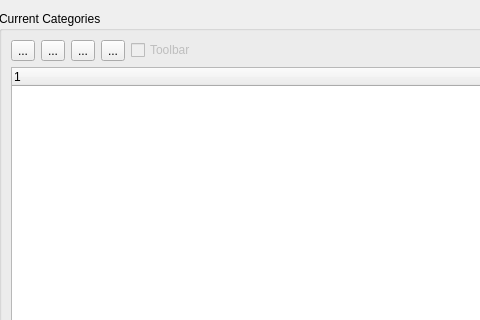
The window that Qt/ApplicationComponents/Resources/UI/pqConfigureCategoriesDialog.ui (Kitware/ParaView) describes before a commit, drawn with Qt 5; both pictures show x 133 to 613 and y 0 to 320 of the 786 by 485 pixel window.
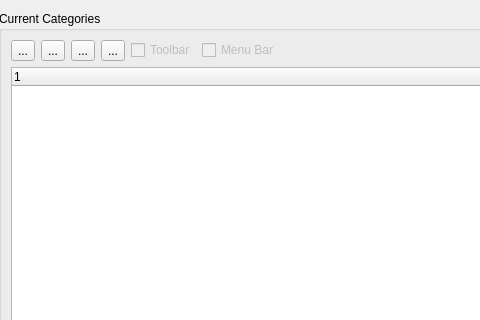
The same window after the commit. Icons and pictures are not drawn. Custom widgets are drawn as their Qt base class.

Commit message: Categories: add menus, toolbars and scripts for plugin tools

Diff of the .ui file:
```diff
--- a/Qt/ApplicationComponents/Resources/UI/pqConfigureCategoriesDialog.ui
+++ b/Qt/ApplicationComponents/Resources/UI/pqConfigureCategoriesDialog.ui
@@ -178,6 +178,22 @@
        </widget>
       </item>
       <item row="0" column="5">
+       <widget class="QCheckBox" name="useAsMenuBarMenu">
+        <property name="enabled">
+         <bool>false</bool>
+        </property>
+        <property name="text">
+         <string>Menu Bar</string>
+        </property>
+        <property name="toolTip">
+          <string>Show this top-level category as a menu of the menu bar, instead of a sub-menu</string>
+        </property>
+        <property name="checked">
+         <bool>false</bool>
+        </property>
+       </widget>
+      </item>
+      <item row="0" column="6">
        <spacer name="horizontalSpacer">
         <property name="orientation">
          <enum>Qt::Horizontal</enum>
@@ -190,7 +206,7 @@
         </property>
        </spacer>
       </item>
-      <item row="0" column="6">
+      <item row="0" column="7">
        <widget class="QToolButton" name="remove">
         <property name="toolTip">
          <string>Delete selected entry</string>
@@ -204,7 +220,7 @@
         </property>
        </widget>
       </item>
-      <item row="0" column="7">
+      <item row="0" column="8">
        <widget class="QToolButton" name="resetAll">
         <property name="toolTip">
          <string>Reset categories</string>
@@ -218,7 +234,7 @@
         </property>
        </widget>
       </item>
-      <item row="1" column="0" rowspan="3" colspan="8">
+      <item row="1" column="0" rowspan="3" colspan="9">
        <widget class="pqFavoritesTreeWidget" name="customCategoriesTree">
         <property name="contextMenuPolicy">
          <enum>Qt::NoContextMenu</enum>
```
The commit also changes 41 other files.
